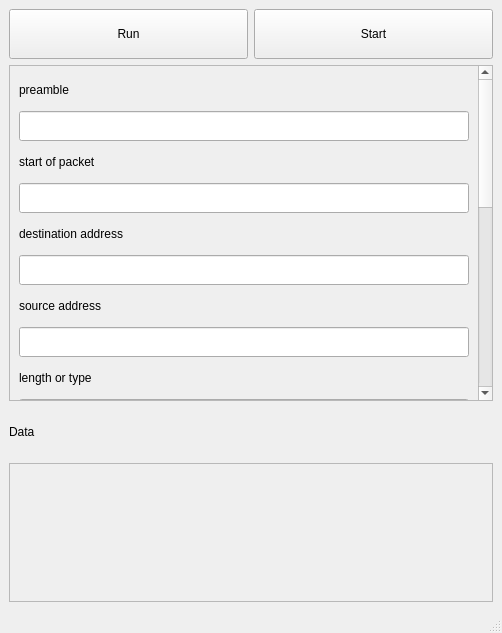
First picture: the form in GUI/GUI.ui, repository Ahmedtawfiiiq/EthernetFrame, before the edit.
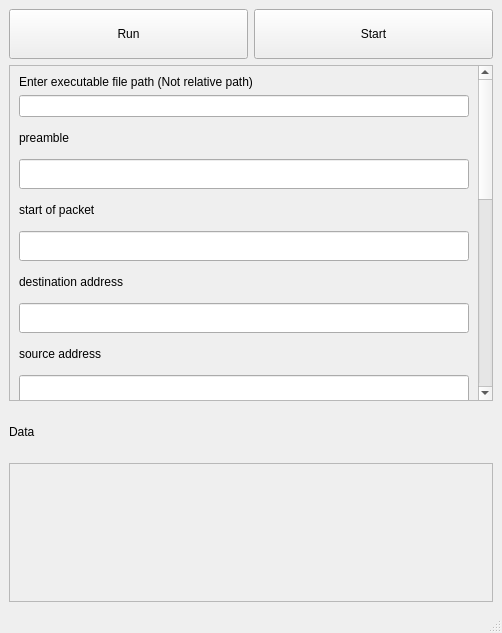
Second picture: the form after the edit.

Commit message: add path button

Diff of the .ui file:
```diff
--- a/GUI/GUI.ui
+++ b/GUI/GUI.ui
@@ -58,10 +58,20 @@
            <x>0</x>
            <y>0</y>
            <width>466</width>
-           <height>804</height>
+           <height>858</height>
           </rect>
          </property>
          <layout class="QVBoxLayout" name="verticalLayout_3">
+          <item>
+           <widget class="QLabel" name="label">
+            <property name="text">
+             <string>Enter executable file path (Not relative path)</string>
+            </property>
+           </widget>
+          </item>
+          <item>
+           <widget class="QLineEdit" name="lineEdit"/>
+          </item>
           <item>
            <widget class="QLabel" name="l3">
             <property name="minimumSize">
```
The commit also changes 1 other file.
